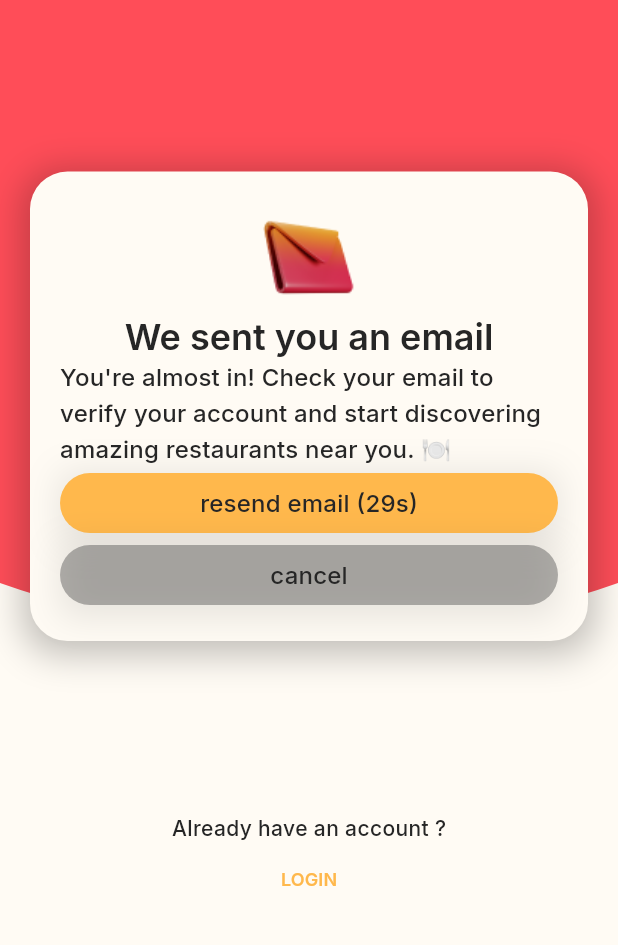
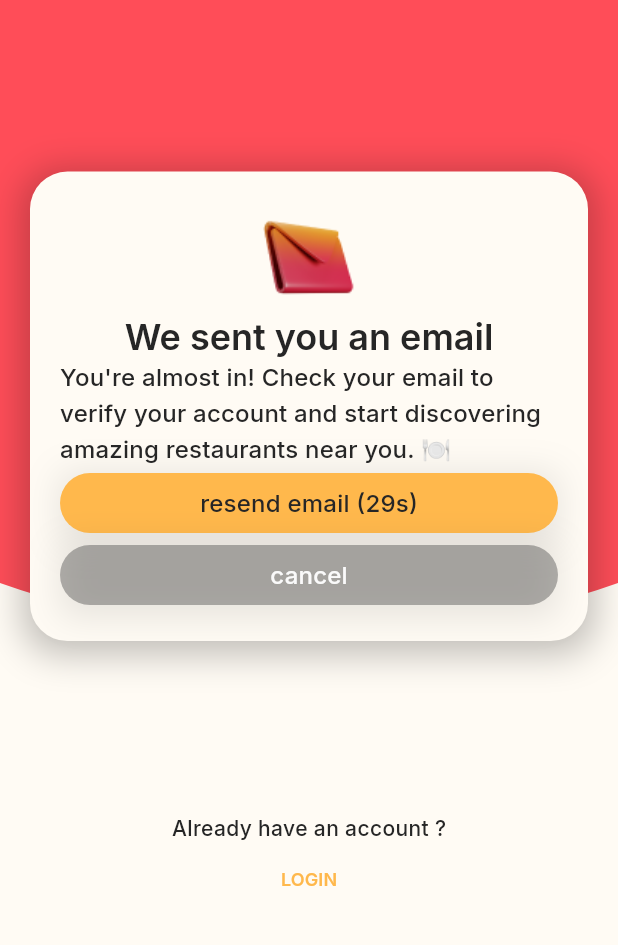
Before and after one commit to ProjetOnMangeOu/App, a Flutter app: the EmailVerificationSentView screen opened by its route, on a phone screen of 412 x 824 dp, the part 291-1236 px from its top. Run offline on Flutter 3.47's test engine with Material 3 defaults, Android fonts, the phone set to English and light mode, and no system bars; our stand-ins replace appwrite, flutter_card_swiper, flutter_svg, geolocator, go_router, google_fonts and 1 more; accounts and stored records are empty; generated files the repository leaves out were written again; network calls fail.

```diff
--- a/lib/core/domain/repositories/restaurant_repository.dart
+++ b/lib/core/domain/repositories/restaurant_repository.dart
@@ -153,4 +153,10 @@ class RestaurantRepository extends ChangeNotifier
     searchMeters = meters;
     return search();
   }
+
+  Restaurant getRestaurantByDocumentId(String documentId) {
+    return watchedCells
+        .expand((cell) => cell.restaurants)
+        .firstWhere((restaurant) => restaurant.documentId == documentId);
+  }
 }
--- a/lib/shared/widgets/elements/custom_button.dart
+++ b/lib/shared/widgets/elements/custom_button.dart
@@ -33,18 +33,17 @@ class CustomButton extends StatelessWidget {
                         ? AppColors.neutralSwatch[700]!.withOpacity(0.4)
                         : AppColors.secondarySwatch[600]!,
           ),
-          foregroundColor: WidgetStateProperty.all<Color>(
-            (type == ButtonType.primary) || (type == ButtonType.background)
-                ? Theme.of(context).colorScheme.onSurface
-                : AppColors.neutralSwatch[50]!,
-          ),
           overlayColor: type == ButtonType.background
               ? WidgetStateProperty.all<Color>(
                   AppColors.neutralSwatch[400]!.withOpacity(0.4))
               : null,
         ),
         onPressed: onPressed,
-        child: Text(text, style: Theme.of(context).textTheme.titleMedium!),
+        child: Text(text, style: Theme.of(context).textTheme.titleMedium!.copyWith(
+          color: type == ButtonType.primary || type == ButtonType.background
+              ? Theme.of(context).colorScheme.onSurface
+              : AppColors.neutralSwatch[50],
+        )),
       ),
     );
   }
--- a/lib/shared/widgets/layouts/custom_scaffold.dart
+++ b/lib/shared/widgets/layouts/custom_scaffold.dart
@@ -3,6 +3,7 @@ import 'package:onmangeou/shared/theme/app_sizes.dart';
 
 class CustomScaffold extends StatelessWidget {
   final double circlePosition;
+  final bool gradientBackground;
   final List<Widget> children;
   final MainAxisAlignment mainAxisAlignment;
   final CrossAxisAlignment crossAxisAlignment;
@@ -13,6 +14,7 @@ class CustomScaffold extends StatelessWidget {
     this.crossAxisAlignment = CrossAxisAlignment.center,
     this.mainAxisAlignment = MainAxisAlignment.start,
     this.circlePosition = 0.75,
+    this.gradientBackground = false,
   });
 
   @override
@@ -25,7 +27,7 @@ class CustomScaffold extends StatelessWidget {
     return Scaffold(
       body: Stack(
         children: [
-          Positioned(
+          if(!gradientBackground) Positioned(
             top: -(screenHeight * circlePosition),
             left: (screenWidth * 0.5) - (circleSize / 2),
             child: Container(
@@ -37,6 +39,22 @@ class CustomScaffold extends StatelessWidget {
               ),
             ),
           ),
+
+          if(gradientBackground) Positioned.fill(
+            child: Container(
+              decoration: BoxDecoration(
+                gradient: LinearGradient(
+                  begin: Alignment.topCenter,
+                  end: Alignment.bottomCenter,
+                  colors: [
+                    Theme.of(context).colorScheme.secondary,
+                    Theme.of(context).colorScheme.primary,
+                  ],
+                ),
+              ),
+            ),
+          ),
+
           Positioned.fill(
             child: SafeArea(
               child: SingleChildScrollView(
--- a/lib/shared/widgets/sections/restaurant_swiper.dart
+++ b/lib/shared/widgets/sections/restaurant_swiper.dart
@@ -1,5 +1,6 @@
 import 'package:flutter/material.dart';
 import 'package:flutter_card_swiper/flutter_card_swiper.dart';
+import 'package:go_router/go_router.dart';
 import 'package:onmangeou/shared/widgets/elements/restaurant_card.dart';
 import 'package:provider/provider.dart';
 import 'package:onmangeou/core/domain/repositories/restaurant_repository.dart';
@@ -42,6 +43,9 @@ class RestaurantSwiper extends StatelessWidget {
               print(
                 'The card $previousIndex was swiped to the ${direction.name}. Now the card $currentIndex is on top',
               );
+              if(direction == CardSwiperDirection.top) {
+                context.push('/match?restaurantId=${restaurants[currentIndex!].documentId}');
+              }
               return true;
             },
             onEnd: () {
--- a/pubspec.yaml
+++ b/pubspec.yaml
@@ -41,6 +41,7 @@ dependencies:
   google_fonts: ^6.2.1
   flutter_svg: ^2.0.10+1
   flutter_card_swiper: ^7.0.1
+  url_launcher: ^6.3.0
 
 dev_dependencies:
   flutter_test:
```
Also changed, not shown: lib/app_router.dart (+16 -0 lines), lib/features/match/view/match.dart (added, +59 -0 lines), lib/shared/widgets/elements/avatar.dart (added, +49 -0 lines), assets/images/boy-dynamic-color.png (added), pubspec.lock.
